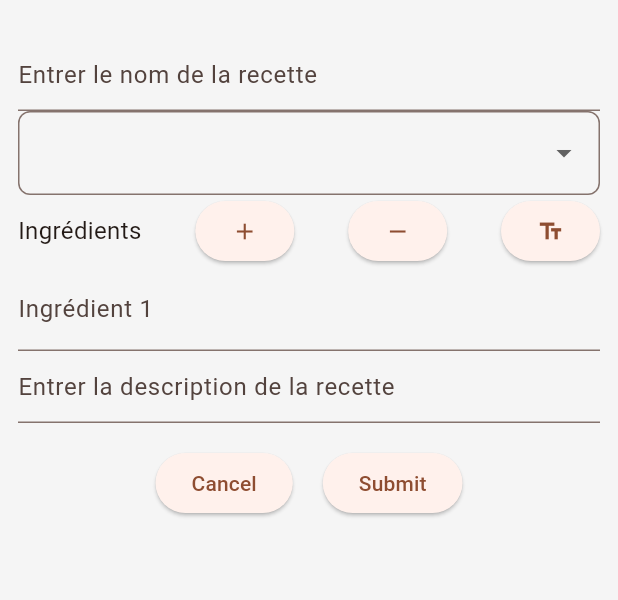
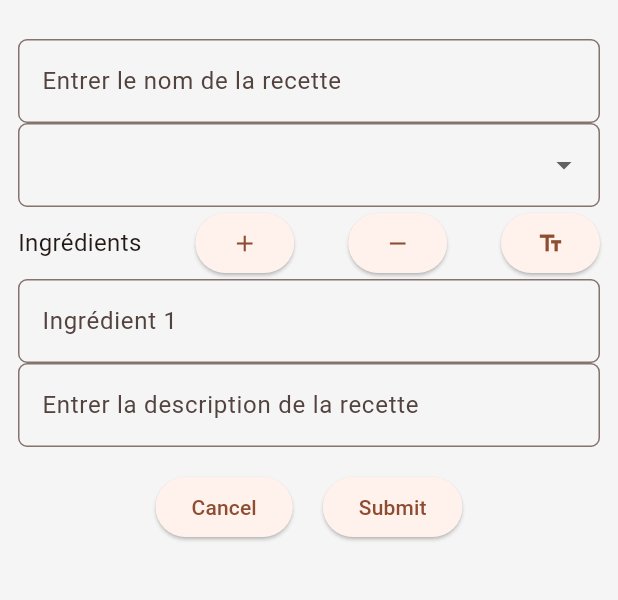
Before and after one commit to Boudiz/recipes, a Flutter app: the FormRecipeApp screen opened directly, on a phone screen of 412 x 824 dp, the part 63-663 px from its top. Run offline on Flutter 3.47's test engine with Material 3 defaults, Android fonts, the phone set to English and light mode, and no system bars; our stand-ins replace shared_preferences, sqflite, tuple, wakelock_plus; accounts and stored records are empty.

Commit message:
Refining style

```diff
--- a/lib/add_recipe_form.dart
+++ b/lib/add_recipe_form.dart
@@ -2,6 +2,7 @@ import 'package:flutter/material.dart';
 
 import 'package:recipes/models/recipe.dart';
 import 'package:recipes/models/text_constants.dart';
+import 'package:recipes/style/decoration.dart';
 import 'package:recipes/utils/utils.dart';
 import 'package:recipes/utils/db.dart';
 import 'package:recipes/widgets/recipe_type.dart';
@@ -48,7 +49,7 @@ class _FormRecipeState extends State<FormRecipe> {
 
   late List<Widget> _ingredientFields = [
     TextFormField(
-      decoration: InputDecoration(labelText: 'Ingrédient 1'),
+      decoration: inputDecoration(hintText: 'Ingrédient 1'),
       textInputAction: TextInputAction.next,
       controller: _ingredientController[0],
     )
@@ -87,8 +88,8 @@ class _FormRecipeState extends State<FormRecipe> {
     _ingredientController.add(TextEditingController());
     setState(() {
       _ingredientFields.add(TextFormField(
-        decoration: InputDecoration(
-            labelText: "${TextConstants.ingredient} ${ingredientSize + 1}"),
+        decoration: inputDecoration(
+            hintText: "${TextConstants.ingredient} ${ingredientSize + 1}"),
         textInputAction: TextInputAction.next,
         controller: _ingredientController[ingredientSize],
         validator: (value) {
@@ -126,11 +127,11 @@ class _FormRecipeState extends State<FormRecipe> {
           key: _formKey,
           child: Column(
             crossAxisAlignment: CrossAxisAlignment.start,
+            mainAxisAlignment: MainAxisAlignment.spaceAround,
             children: <Widget>[
               TextFormField(
-                decoration: const InputDecoration(
-                  hintText: TextConstants.hintRecipeName,
-                ),
+                decoration:
+                    inputDecoration(hintText: TextConstants.hintRecipeName),
                 validator: (String? value) {
                   if (value == null || value.isEmpty) {
                     return TextConstants.nameValidator;
@@ -169,7 +170,8 @@ class _FormRecipeState extends State<FormRecipe> {
                           newFields = ingredients.length;
                           firstEmpty = _ingredientController.length;
                         } else {
-                          newFields = ingredients.length - firstEmpty - 1;
+                          newFields = ingredients.length -
+                              (_ingredientController.length - firstEmpty);
                         }
 
                         setState(() {
@@ -192,7 +194,7 @@ class _FormRecipeState extends State<FormRecipe> {
                 itemBuilder: (context, index) => _ingredientFields[index],
               ),
               TextFormField(
-                decoration: const InputDecoration(
+                decoration: inputDecoration(
                   hintText: TextConstants.hintRecipeDescription,
                 ),
                 textInputAction: TextInputAction.newline,
--- /dev/null
+++ b/lib/style/decoration.dart
@@ -0,0 +1,10 @@
+import 'package:flutter/material.dart';
+
+InputDecoration inputDecoration({String? hintText}) {
+  return InputDecoration(
+      hintText: hintText,
+      border: OutlineInputBorder(
+        borderRadius: BorderRadius.circular(6),
+        borderSide: BorderSide(color: Colors.grey, width: 1),
+      ));
+}
--- a/lib/utils/utils.dart
+++ b/lib/utils/utils.dart
@@ -88,7 +88,10 @@ class Utils {
         context: context,
         builder: (BuildContext context) {
           return AlertDialog(
-            title: Text("Entrer les ingrédients"),
+            title: Text(
+              "Entrer les ingrédients",
+              style: Theme.of(context).textTheme.headlineMedium,
+            ),
             content: TextField(
               controller: textFieldController,
               onChanged: (value) => {text = value},
--- a/lib/widgets/recipe_type.dart
+++ b/lib/widgets/recipe_type.dart
@@ -1,6 +1,7 @@
 import 'package:flutter/material.dart';
 
 import 'package:recipes/models/recipe.dart';
+import 'package:recipes/style/decoration.dart';
 
 class RecipeTypeSelector extends StatefulWidget {
   final void Function(RecipeType) onSelectedValueChanged;
@@ -18,11 +19,7 @@ class _RecipeTypeSelectorState extends State<RecipeTypeSelector> {
   Widget build(BuildContext context) {
     return DropdownButtonFormField<RecipeType>(
         value: widget.initalValue,
-        decoration: InputDecoration(
-            border: OutlineInputBorder(
-          borderRadius: BorderRadius.circular(8),
-          borderSide: BorderSide(color: Colors.grey, width: 1),
-        )),
+        decoration: inputDecoration(),
         itemHeight: 50,
         items: RecipeType.values.map((RecipeType type) {
           return DropdownMenuItem<RecipeType>(
```
Also changed, not shown: lib/style/themes.dart (+8 -3 lines), lib/widgets/recipe_page.dart (+51 -9 lines), lib/widgets/recipe_tile.dart (+37 -37 lines).
